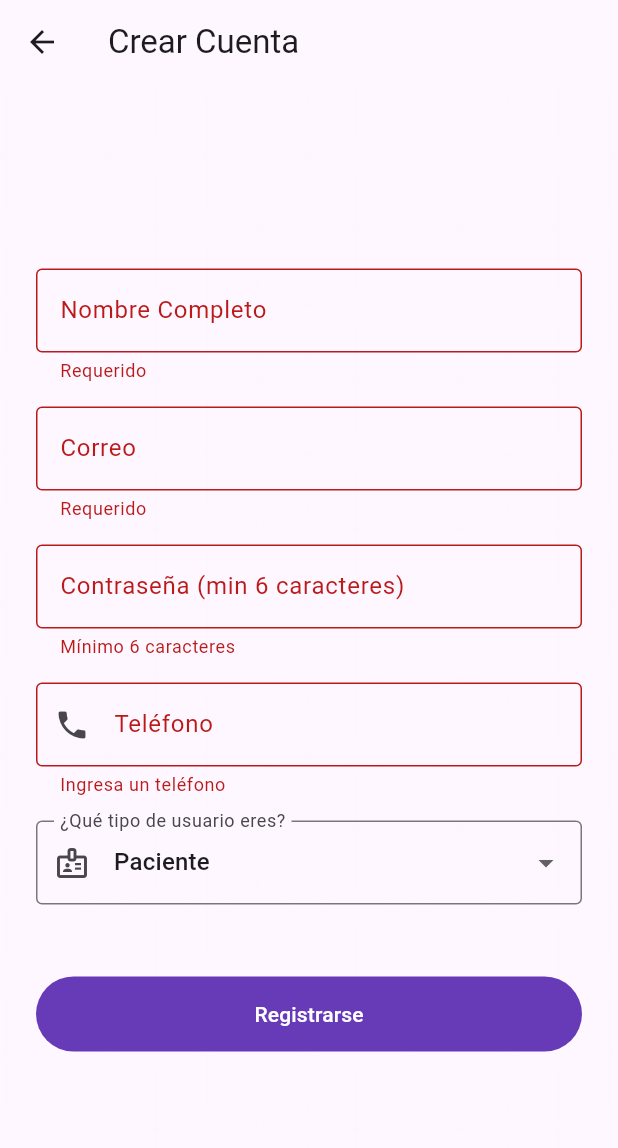
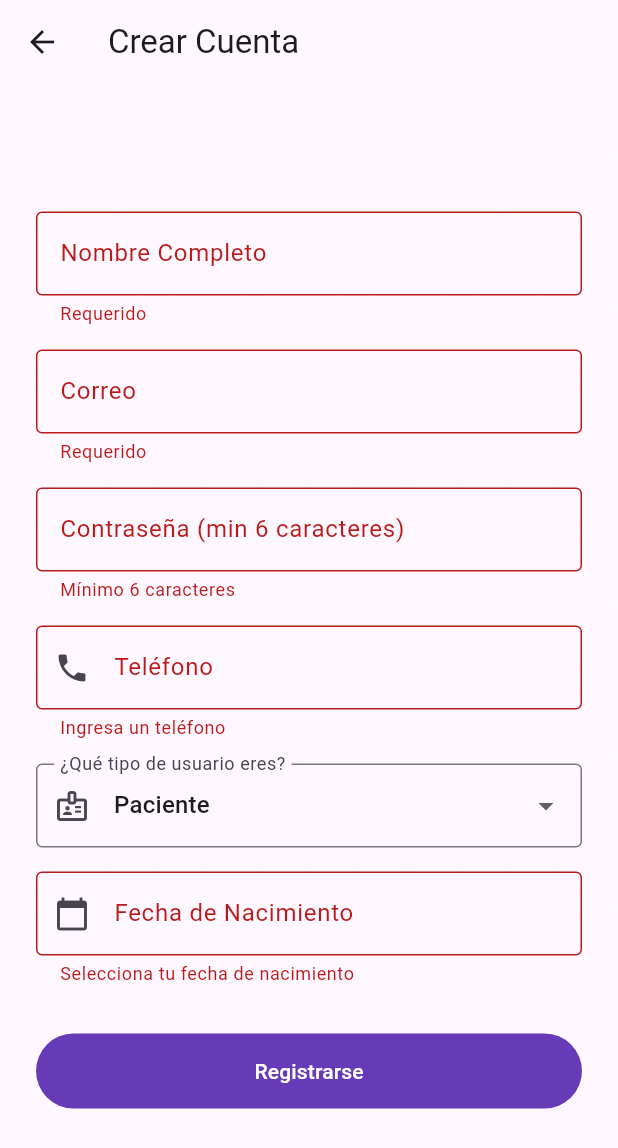
Before and after one commit to AndresIGS/gestion_clinica, a Flutter app: the RegisterScreen screen opened directly, after a tap on "Registrarse", on a phone screen of 412 x 824 dp. Shown: the top 1148 px of the screen. Run offline on Flutter 3.47's test engine with Material 3 defaults, Android fonts, the phone set to English and light mode, and no system bars; our stand-ins replace equatable, flutter_bloc, get_it, lottie, supabase_flutter; accounts and stored records are empty.

Commit message:
feat: implement auth feature with BLoC pattern for login, registration, and session management

```diff
--- a/lib/features/auth/domain/repositories/auth_repository.dart
+++ b/lib/features/auth/domain/repositories/auth_repository.dart
@@ -17,6 +17,8 @@ class AuthRepository {
     required int idRol,
     required String telefono,
     int? idEspecialidad,
+    String? matriculaMedica,
+    String? fechaNacimiento,
   }) async {
     await remoteDataSource.signUp(
       correo: correo,
--- a/lib/features/auth/presentation/blocs/auth/auth_bloc.dart
+++ b/lib/features/auth/presentation/blocs/auth/auth_bloc.dart
@@ -33,6 +33,9 @@ class AuthBloc extends Bloc<AuthEvent, AuthState> {
           idRol: event.idRol,
           telefono: event.telefono,
           idEspecialidad: event.idEspecialidad,
+          // --- NUEVOS CAMPOS AÑADIDOS AQUÍ ---
+          matriculaMedica: event.matriculaMedica,
+          fechaNacimiento: event.fechaNacimiento,
         );
 
         // 2. Si el registro fue exitoso, iniciamos sesión automáticamente
--- a/lib/features/auth/presentation/blocs/auth/auth_event.dart
+++ b/lib/features/auth/presentation/blocs/auth/auth_event.dart
@@ -28,6 +28,9 @@ class RegisterRequested extends AuthEvent {
   final int idRol;
   final String telefono;
   final int? idEspecialidad;
+  // --- NUEVOS CAMPOS ---
+  final String? matriculaMedica;
+  final String? fechaNacimiento;
 
   const RegisterRequested({
     required this.correo,
@@ -36,10 +39,11 @@ class RegisterRequested extends AuthEvent {
     required this.idRol,
     required this.telefono,
     this.idEspecialidad,
+    this.matriculaMedica,
+    this.fechaNacimiento,
   });
 
   @override
-  // Este ya estaba correcto, se queda igual
   List<Object?> get props => [
     correo,
     password,
@@ -47,5 +51,7 @@ class RegisterRequested extends AuthEvent {
     idRol,
     telefono,
     idEspecialidad,
+    matriculaMedica,
+    fechaNacimiento,
   ];
 }
--- a/lib/features/auth/presentation/pages/register_screen.dart
+++ b/lib/features/auth/presentation/pages/register_screen.dart
@@ -20,6 +20,11 @@ class _RegisterScreenState extends State<RegisterScreen> {
   final _passwordController = TextEditingController();
   final _nombreController = TextEditingController();
   final _telefonoController = TextEditingController();
+
+  // --- NUEVOS CONTROLADORES ---
+  final _matriculaController = TextEditingController();
+  final _fechaNacimientoController = TextEditingController();
+
   int _rolSeleccionado = 4; // Por defecto: 4 (Paciente)
   int? _especialidadSeleccionada;
 
@@ -29,7 +34,26 @@ class _RegisterScreenState extends State<RegisterScreen> {
     _passwordController.dispose();
     _nombreController.dispose();
     _telefonoController.dispose();
+    _matriculaController.dispose();
+    _fechaNacimientoController.dispose();
     super.dispose();
+  }
+
+  // Método para mostrar el calendario
+  Future<void> _seleccionarFecha(BuildContext context) async {
+    final DateTime? picked = await showDatePicker(
+      context: context,
+      initialDate: DateTime(2000), // Fecha por defecto al abrir
+      firstDate: DateTime(1900),
+      lastDate: DateTime.now(),
+    );
+    if (picked != null) {
+      setState(() {
+        // Formateamos a YYYY-MM-DD para que PostgreSQL lo acepte sin problemas
+        _fechaNacimientoController.text =
+            "${picked.year}-${picked.month.toString().padLeft(2, '0')}-${picked.day.toString().padLeft(2, '0')}";
+      });
+    }
   }
 
   void _registrar() {
@@ -51,6 +75,13 @@ class _RegisterScreenState extends State<RegisterScreen> {
           idRol: _rolSeleccionado,
           telefono: _telefonoController.text.trim(),
           idEspecialidad: _especialidadSeleccionada,
+          // Enviamos los nuevos datos según el rol
+          matriculaMedica: _rolSeleccionado == 3
+              ? _matriculaController.text.trim()
+              : null,
+          fechaNacimiento: _rolSeleccionado == 4
+              ? _fechaNacimientoController.text.trim()
+              : null,
         ),
       );
     }
@@ -75,7 +106,6 @@ class _RegisterScreenState extends State<RegisterScreen> {
                       ),
                     );
                   } else if (state is AuthAuthenticated) {
-                    // Validamos que esta pantalla sea la visible antes de navegar
                     if (ModalRoute.of(context)?.isCurrent == true) {
                       ScaffoldMessenger.of(context).showSnackBar(
                         const SnackBar(
@@ -84,7 +114,6 @@ class _RegisterScreenState extends State<RegisterScreen> {
                         ),
                       );
 
-                      // En lugar de hacer pop, vamos directo al Dashboard
                       Navigator.pushAndRemoveUntil(
                         context,
                         MaterialPageRoute(
@@ -135,7 +164,6 @@ class _RegisterScreenState extends State<RegisterScreen> {
                                   v!.length < 6 ? 'Mínimo 6 caracteres' : null,
                             ),
                             const SizedBox(height: 16),
-                            // --- CAMPO DE TELÉFONO (Para todos) ---
                             TextFormField(
                               controller: _telefonoController,
                               keyboardType: TextInputType.phone,
@@ -170,22 +198,68 @@ class _RegisterScreenState extends State<RegisterScreen> {
                               onChanged: (value) {
                                 setState(() {
                                   _rolSeleccionado = value!;
-                                  if (_rolSeleccionado != 3)
+                                  // Limpiamos los datos del otro rol para evitar cruces
+                                  if (_rolSeleccionado != 3) {
                                     _especialidadSeleccionada = null;
+                                    _matriculaController.clear();
+                                  }
+                                  if (_rolSeleccionado != 4) {
+                                    _fechaNacimientoController.clear();
+                                  }
                                 });
                               },
                             ),
                             const SizedBox(height: 16),
 
-                            // --- DATOS HEREDADOS (DINÁMICO) ---
-                            if (_rolSeleccionado == 3)
+                            // ==========================================
+                            // --- CAMPOS DINÁMICOS SEGÚN EL ROL ---
+                            // ==========================================
+
+                            // 1. SI ES PACIENTE (Rol 4): Pedir Fecha de Nacimiento
+                            if (_rolSeleccionado == 4) ...[
+                              TextFormField(
+                                controller: _fechaNacimientoController,
+                                readOnly:
+                                    true, // Evita que se escriba con el teclado
+                                onTap: () => _seleccionarFecha(context),
+                                decoration: const InputDecoration(
+                                  labelText: 'Fecha de Nacimiento',
+                                  prefixIcon: Icon(Icons.calendar_today),
+                                  border: OutlineInputBorder(),
+                                  hintText: 'YYYY-MM-DD',
+                                ),
+                                validator: (value) => value!.isEmpty
+                                    ? 'Selecciona tu fecha de nacimiento'
+                                    : null,
+                              ),
+                            ],
+
+                            // 2. SI ES MÉDICO (Rol 3): Pedir Matrícula y Especialidad
+                            if (_rolSeleccionado == 3) ...[
+                              TextFormField(
+                                controller: _matriculaController,
+                                decoration: const InputDecoration(
+                                  labelText: 'Matrícula Médica',
+                                  prefixIcon: Icon(
+                                    Icons.assignment_ind_outlined,
+                                  ),
+                                  border: OutlineInputBorder(),
+                                ),
+                                validator: (value) => value!.isEmpty
+                                    ? 'Ingresa tu matrícula'
+                                    : null,
+                              ),
+                              const SizedBox(height: 16),
                               FutureBuilder<List<Map<String, dynamic>>>(
                                 future: Supabase.instance.client
                                     .from('especialidad')
                                     .select(),
                                 builder: (context, snapshot) {
-                                  if (!snapshot.hasData)
-                                    return const CircularProgressIndicator();
+                                  if (!snapshot.hasData) {
+                                    return const Center(
+                                      child: CircularProgressIndicator(),
+                                    );
+                                  }
 
                                   return DropdownButtonFormField<int>(
                                     value: _especialidadSeleccionada,
@@ -211,6 +285,8 @@ class _RegisterScreenState extends State<RegisterScreen> {
                                   );
                                 },
                               ),
+                            ],
+
                             const SizedBox(height: 32),
                             SizedBox(
                               height: 50,
@@ -235,7 +311,7 @@ class _RegisterScreenState extends State<RegisterScreen> {
             ),
           ),
         ),
-      ), // <-- AQUÍ FALTABA ESTE CIERRE
+      ),
     );
   }
 }
```
Also changed, not shown: lib/features/auth/data/datasources/auth_remote_data_source.dart (+9 -0 lines).
